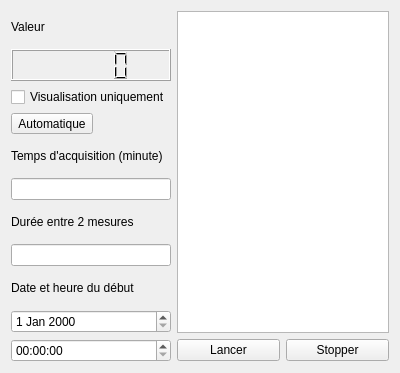
Qt form F_Sonde.ui (lna44700/gexao51) before a commit.
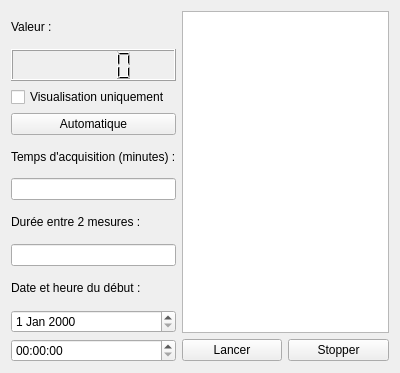
The same form after that commit.

What changed in the file:
```diff
--- a/F_Sonde.ui
+++ b/F_Sonde.ui
@@ -10,6 +10,24 @@
     <height>373</height>
    </rect>
   </property>
+  <property name="minimumSize">
+   <size>
+    <width>400</width>
+    <height>373</height>
+   </size>
+  </property>
+  <property name="maximumSize">
+   <size>
+    <width>400</width>
+    <height>373</height>
+   </size>
+  </property>
+  <property name="baseSize">
+   <size>
+    <width>400</width>
+    <height>373</height>
+   </size>
+  </property>
   <property name="windowTitle">
    <string>Acquisition</string>
   </property>
@@ -21,39 +39,25 @@
      </property>
     </widget>
    </item>
-   <item row="3" column="0">
-    <widget class="QToolButton" name="BtnAcquisition">
-     <property name="text">
-      <string>Automatique</string>
-     </property>
-    </widget>
-   </item>
    <item row="0" column="1" rowspan="10" colspan="2">
     <widget class="QTableView" name="TableurValeurs"/>
    </item>
    <item row="6" column="0">
     <widget class="QLabel" name="LabelIntervalle">
      <property name="text">
-      <string>Durée entre 2 mesures</string>
+      <string>Durée entre 2 mesures :</string>
      </property>
     </widget>
    </item>
    <item row="8" column="0">
     <widget class="QLabel" name="LabelDateHeure">
      <property name="text">
-      <string>Date et heure du début</string>
+      <string>Date et heure du début :</string>
      </property>
     </widget>
    </item>
    <item row="10" column="0">
-    <widget class="QTimeEdit" name="HeureAcquisition"/>
-   </item>
-   <item row="10" column="2">
-    <widget class="QPushButton" name="BtnStopper">
-     <property name="text">
-      <string>Stopper</string>
-     </property>
-    </widget>
+    <widget class="QTimeEdit" name="tiHeureAcquisition"/>
    </item>
    <item row="1" column="0">
     <widget class="QLCDNumber" name="Valeur"/>
@@ -68,7 +72,7 @@
    <item row="4" column="0">
     <widget class="QLabel" name="LabelTempsAcqui">
      <property name="text">
-      <string>Temps d'acquisition (minute)</string>
+      <string>Temps d'acquisition (minutes) :</string>
      </property>
     </widget>
    </item>
@@ -84,7 +88,21 @@
    <item row="0" column="0">
     <widget class="QLabel" name="LabelValeur">
      <property name="text">
-      <string>Valeur</string>
+      <string>Valeur :</string>
+     </property>
+    </widget>
+   </item>
+   <item row="10" column="2">
+    <widget class="QPushButton" name="btnStopper">
+     <property name="text">
+      <string>Stopper</string>
+     </property>
+    </widget>
+   </item>
+   <item row="3" column="0">
+    <widget class="QPushButton" name="btnModeAcquisition">
+     <property name="text">
+      <string>Automatique</string>
      </property>
     </widget>
    </item>
```
Left out of the diff: 22 changed lines with no effect on the pictures.
